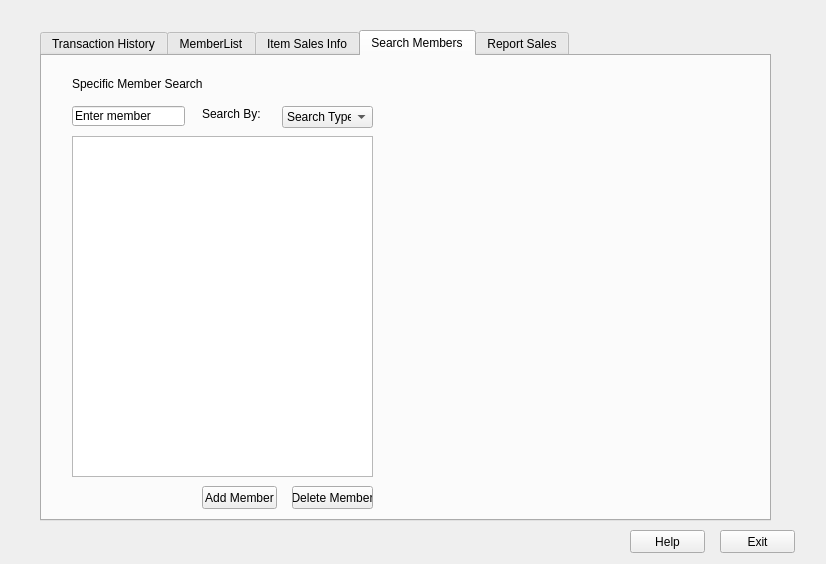
Old version of the form WarehouseIO/mainprogram.ui in the repository mulvaneya7/Bad-Badgers.
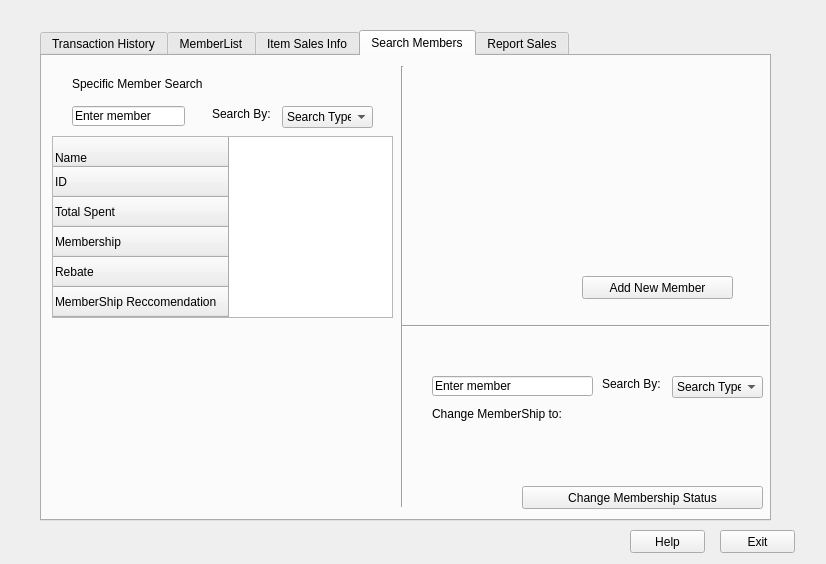
New version of the form. The open tabs and pages were chosen to show the change.

What changed in the file:
```diff
--- a/WarehouseIO/mainprogram.ui
+++ b/WarehouseIO/mainprogram.ui
@@ -281,24 +281,57 @@
     <widget class="QTableWidget" name="MemberDataTable">
      <property name="geometry">
       <rect>
-       <x>30</x>
+       <x>10</x>
        <y>80</y>
-       <width>301</width>
-       <height>341</height>
+       <width>341</width>
+       <height>182</height>
       </rect>
      </property>
+     <row>
+      <property name="text">
+       <string>Name</string>
+      </property>
+      <property name="textAlignment">
+       <set>AlignLeading|AlignBottom</set>
+      </property>
+     </row>
+     <row>
+      <property name="text">
+       <string>ID</string>
+      </property>
+     </row>
+     <row>
+      <property name="text">
+       <string>Total Spent</string>
+      </property>
+     </row>
+     <row>
+      <property name="text">
+       <string>Membership</string>
+      </property>
+     </row>
+     <row>
+      <property name="text">
+       <string>Rebate</string>
+      </property>
+     </row>
+     <row>
+      <property name="text">
+       <string>MemberShip Reccomendation</string>
+      </property>
+     </row>
     </widget>
     <widget class="QPushButton" name="AddMember">
      <property name="geometry">
       <rect>
-       <x>160</x>
-       <y>430</y>
-       <width>75</width>
+       <x>540</x>
+       <y>220</y>
+       <width>151</width>
        <height>23</height>
       </rect>
      </property>
      <property name="text">
-      <string>Add Member</string>
+      <string>Add New Member</string>
      </property>
     </widget>
     <widget class="QComboBox" name="SearchOption">
@@ -329,8 +362,8 @@
     <widget class="QLabel" name="SearchLabe">
      <property name="geometry">
       <rect>
-       <x>160</x>
-       <y>50</y>
+       <x>560</x>
+       <y>320</y>
        <width>61</width>
        <height>16</height>
       </rect>
@@ -355,14 +388,104 @@
     <widget class="QPushButton" name="DeleteMember">
      <property name="geometry">
       <rect>
-       <x>250</x>
+       <x>480</x>
        <y>430</y>
-       <width>81</width>
+       <width>241</width>
        <height>23</height>
       </rect>
      </property>
      <property name="text">
-      <string>Delete Member</string>
+      <string>Change Membership Status</string>
+     </property>
+    </widget>
+    <widget class="Line" name="line_4">
+     <property name="geometry">
+      <rect>
+       <x>350</x>
+       <y>10</y>
+       <width>20</width>
+       <height>441</height>
+      </rect>
+     </property>
+     <property name="orientation">
+      <enum>Qt::Vertical</enum>
+     </property>
+    </widget>
+    <widget class="Line" name="line_5">
+     <property name="geometry">
+      <rect>
+       <x>360</x>
+       <y>260</y>
+       <width>371</width>
+       <height>20</height>
+      </rect>
+     </property>
+     <property name="orientation">
+      <enum>Qt::Horizontal</enum>
+     </property>
+    </widget>
+    <widget class="QLineEdit" name="MemberSearchInput_2">
+     <property name="geometry">
+      <rect>
+       <x>390</x>
+       <y>320</y>
+       <width>161</width>
+       <height>20</height>
+      </rect>
+     </property>
+     <property name="text">
+      <string>Enter member</string>
+     </property>
+    </widget>
+    <widget class="QLabel" name="SearchLabe_2">
+     <property name="geometry">
+      <rect>
+       <x>170</x>
+       <y>50</y>
+       <width>61</width>
+       <height>16</height>
+      </rect>
+     </property>
+     <property name="text">
+      <string>Search By:</string>
+     </property>
+    </widget>
+    <widget class="QComboBox" name="SearchOption_2">
+     <property name="geometry">
+      <rect>
+       <x>630</x>
+       <y>320</y>
+       <width>91</width>
+       <height>22</height>
+      </rect>
+     </property>
+     <item>
+      <property name="text">
+       <string>Search Type</string>
+      </property>
+     </item>
+     <item>
+      <property name="text">
+       <string>NAME</string>
+      </property>
+     </item>
+     <item>
+      <property name="text">
+       <string>ID</string>
+      </property>
+     </item>
+    </widget>
+    <widget class="QLabel" name="label">
+     <property name="geometry">
+      <rect>
+       <x>390</x>
+       <y>350</y>
+       <width>201</width>
+       <height>16</height>
+      </rect>
+     </property>
+     <property name="text">
+      <string>Change MemberShip to:</string>
      </property>
     </widget>
    </widget>
```
Left out of the diff: 15 changed lines with no effect on the pictures.
